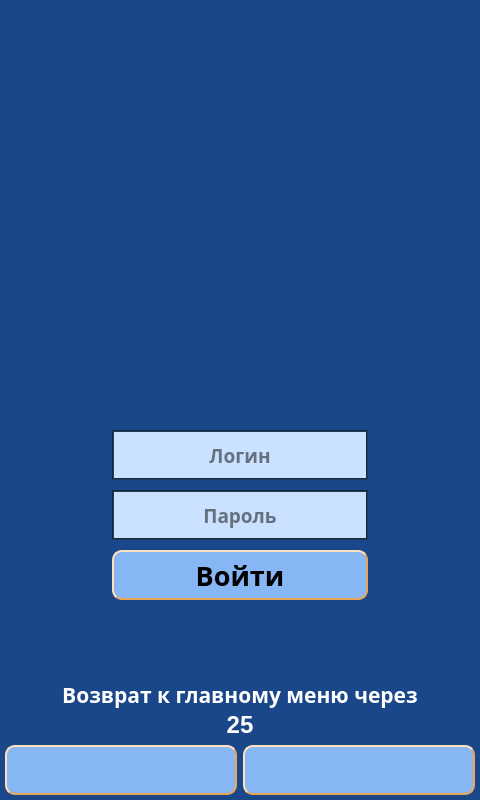
Qt form client/GUI/ui/screen_3_authorization.ui (komrade2801/AutoSklad) before a commit.
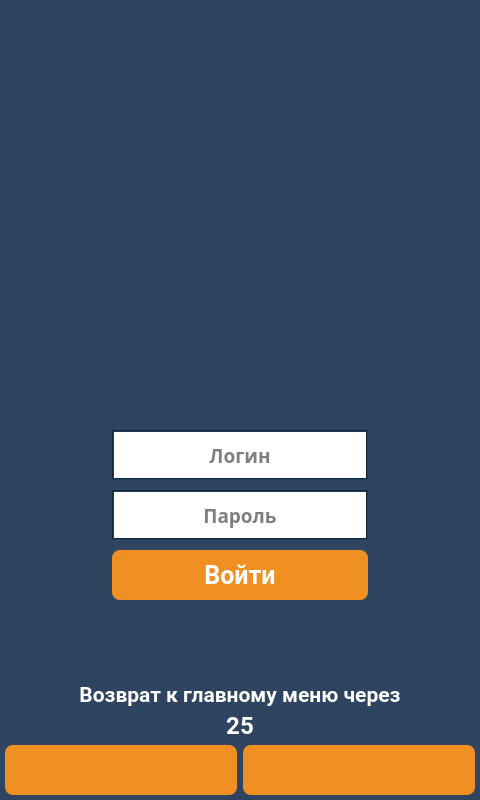
The same form after that commit. Icons and pictures are not drawn. Custom widgets are drawn as their Qt base class.

```diff
--- a/client/GUI/ui/screen_3_authorization.ui
+++ b/client/GUI/ui/screen_3_authorization.ui
@@ -15,33 +15,38 @@
   </property>
   <property name="styleSheet">
    <string notr="true">QWidget{
-	background-color: #1A4789;
+	background-color: #2e4461;
 }
 QLabel {
 	background: none;
 	color: #FFFFFF;
 	border-width: 0px;
 	border-radius: 0px;
+	font-family: &quot;Roboto&quot;, Sans-serif;
 }
 #background {
 	color: #FFFFFF;
-	background-color: #1A4789;
+	background-color: #2e4461;
 	border-width: 2px;
 	border-style: groove;
 	border-color: #ff9923;
 	border-radius: 0px;
+	font-family: &quot;Roboto&quot;, Sans-serif;
 }
 QPushButton {
-	color: #000000;
-	background-color: #86B7F4;
-	border-width: 2px;
+	color: #FFFFFF;
+	background-color: #f09022;
+	border-width: 0px;
 	border-style: outset;
 	border-color: #EAA657;
-	border-radius: 10px;
+	border-radius: 8px;
+	font-weight: 600;
+    font-size: 25px;
+	font-family: &quot;Roboto&quot;, Sans-serif;
 }
 QLineEdit {
 	color: #000000;
-	background-color: #CAE2FF;
+	background-color: #FFFFFF;
 	border-width: 2px;
 	border-style: groove;
 	border-color: #15293D;
@@ -357,6 +362,7 @@
    </property>
    <property name="font">
     <font>
+     <family>Roboto</family>
      <pointsize>18</pointsize>
      <weight>75</weight>
      <bold>true</bold>
@@ -408,63 +414,63 @@
       <colorrole role="WindowText">
        <brush brushstyle="SolidPattern">
         <color alpha="255">
-         <red>0</red>
-         <green>0</green>
-         <blue>0</blue>
+         <red>255</red>
+         <green>255</green>
+         <blue>255</blue>
         </color>
        </brush>
       </colorrole>
       <colorrole role="Button">
        <brush brushstyle="SolidPattern">
         <color alpha="255">
-         <red>134</red>
-         <green>183</green>
-         <blue>244</blue>
+         <red>240</red>
+         <green>144</green>
+         <blue>34</blue>
         </color>
        </brush>
       </colorrole>
       <colorrole role="Text">
        <brush brushstyle="SolidPattern">
         <color alpha="255">
-         <red>0</red>
-         <green>0</green>
-         <blue>0</blue>
+         <red>255</red>
+         <green>255</green>
+         <blue>255</blue>
         </color>
        </brush>
       </colorrole>
       <colorrole role="ButtonText">
        <brush brushstyle="SolidPattern">
         <color alpha="255">
-         <red>0</red>
-         <green>0</green>
-         <blue>0</blue>
+         <red>255</red>
+         <green>255</green>
+         <blue>255</blue>
         </color>
        </brush>
       </colorrole>
       <colorrole role="Base">
        <brush brushstyle="SolidPattern">
         <color alpha="255">
-         <red>134</red>
-         <green>183</green>
-         <blue>244</blue>
+         <red>240</red>
+         <green>144</green>
+         <blue>34</blue>
         </color>
        </brush>
       </colorrole>
       <colorrole role="Window">
        <brush brushstyle="SolidPattern">
         <color alpha="255">
-         <red>134</red>
-         <green>183</green>
-         <blue>244</blue>
+         <red>240</red>
+         <green>144</green>
+         <blue>34</blue>
         </color>
        </brush>
       </colorrole>
       <colorrole role="PlaceholderText">
        <brush brushstyle="NoBrush">
         <color alpha="128">
-         <red>0</red>
-         <green>0</green>
-         <blue>0</blue>
+         <red>255</red>
+         <green>255</green>
+         <blue>255</blue>
         </color>
        </brush>
       </colorrole>
@@ -473,63 +479,63 @@
       <colorrole role="WindowText">
        <brush brushstyle="SolidPattern">
         <color alpha="255">
-         <red>0</red>
-         <green>0</green>
-         <blue>0</blue>
+         <red>255</red>
+         <green>255</green>
+         <blue>255</blue>
         </color>
        </brush>
       </colorrole>
       <colorrole role="Button">
        <brush brushstyle="SolidPattern">
         <color alpha="255">
-         <red>134</red>
-         <green>183</green>
-         <blue>244</blue>
+         <red>240</red>
+         <green>144</green>
+         <blue>34</blue>
         </color>
        </brush>
       </colorrole>
       <colorrole role="Text">
        <brush brushstyle="SolidPattern">
         <color alpha="255">
-         <red>0</red>
-         <green>0</green>
-         <blue>0</blue>
+         <red>255</red>
+         <green>255</green>
+         <blue>255</blue>
         </color>
        </brush>
       </colorrole>
       <colorrole role="ButtonText">
        <brush brushstyle="SolidPattern">
         <color alpha="255">
-         <red>0</red>
-         <green>0</green>
-         <blue>0</blue>
+         <red>255</red>
+         <green>255</green>
+         <blue>255</blue>
         </color>
        </brush>
       </colorrole>
       <colorrole role="Base">
        <brush brushstyle="SolidPattern">
         <color alpha="255">
-         <red>134</red>
-         <green>183</green>
-         <blue>244</blue>
+         <red>240</red>
+         <green>144</green>
+         <blue>34</blue>
         </color>
        </brush>
       </colorrole>
       <colorrole role="Window">
        <brush brushstyle="SolidPattern">
         <color alpha="255">
-         <red>134</red>
-         <green>183</green>
-         <blue>244</blue>
+         <red>240</red>
+         <green>144</green>
+         <blue>34</blue>
         </color>
        </brush>
       </colorrole>
       <colorrole role="PlaceholderText">
        <brush brushstyle="NoBrush">
         <color alpha="128">
-         <red>0</red>
-         <green>0</green>
-         <blue>0</blue>
+         <red>255</red>
+         <green>255</green>
+         <blue>255</blue>
         </color>
        </brush>
       </colorrole>
@@ -538,63 +544,63 @@
       <colorrole role="WindowText">
        <brush brushstyle="SolidPattern">
         <color alpha="255">
-         <red>0</red>
-         <green>0</green>
-         <blue>0</blue>
+         <red>255</red>
+         <green>255</green>
+         <blue>255</blue>
         </color>
        </brush>
       </colorrole>
       <colorrole role="Button">
        <brush brushstyle="SolidPattern">
         <color alpha="255">
-         <red>134</red>
-         <green>183</green>
-         <blue>244</blue>
+         <red>240</red>
+         <green>144</green>
+         <blue>34</blue>
         </color>
        </brush>
       </colorrole>
       <colorrole role="Text">
        <brush brushstyle="SolidPattern">
         <color alpha="255">
-         <red>0</red>
-         <green>0</green>
-         <blue>0</blue>
+         <red>255</red>
+         <green>255</green>
+         <blue>255</blue>
         </color>
        </brush>
       </colorrole>
       <colorrole role="ButtonText">
        <brush brushstyle="SolidPattern">
         <color alpha="255">
-         <red>0</red>
-         <green>0</green>
-         <blue>0</blue>
+         <red>255</red>
+         <green>255</green>
+         <blue>255</blue>
         </color>
        </brush>
       </colorrole>
       <colorrole role="Base">
        <brush brushstyle="SolidPattern">
         <color alpha="255">
-         <red>134</red>
-         <green>183</green>
-         <blue>244</blue>
+         <red>240</red>
+         <green>144</green>
+         <blue>34</blue>
         </color>
        </brush>
       </colorrole>
       <colorrole role="Window">
        <brush brushstyle="SolidPattern">
         <color alpha="255">
-         <red>134</red>
-         <green>183</green>
-         <blue>244</blue>
+         <red>240</red>
+         <green>144</green>
+         <blue>34</blue>
         </color>
        </brush>
       </colorrole>
       <colorrole role="PlaceholderText">
        <brush brushstyle="NoBrush">
         <color alpha="128">
-         <red>0</red>
-         <green>0</green>
-         <blue>0</blue>
+         <red>255</red>
+         <green>255</green>
+         <blue>255</blue>
         </color>
        </brush>
       </colorrole>
@@ -603,8 +609,8 @@
    </property>
    <property name="font">
     <font>
-     <family>Arial Black</family>
-     <pointsize>20</pointsize>
+     <family>Roboto</family>
+     <pointsize>-1</pointsize>
      <weight>75</weight>
      <bold>true</bold>
     </font>
@@ -634,63 +640,63 @@
       <colorrole role="WindowText">
        <brush brushstyle="SolidPattern">
         <color alpha="255">
-         <red>0</red>
-         <green>0</green>
-         <blue>0</blue>
+         <red>255</red>
+         <green>255</green>
+         <blue>255</blue>
         </color>
        </brush>
       </colorrole>
       <colorrole role="Button">
        <brush brushstyle="SolidPattern">
         <color alpha="255">
-         <red>134</red>
-         <green>183</green>
-         <blue>244</blue>
+         <red>240</red>
+         <green>144</green>
+         <blue>34</blue>
         </color>
        </brush>
       </colorrole>
       <colorrole role="Text">
        <brush brushstyle="SolidPattern">
         <color alpha="255">
-         <red>0</red>
-         <green>0</green>
-         <blue>0</blue>
+         <red>255</red>
+         <green>255</green>
+         <blue>255</blue>
         </color>
        </brush>
       </colorrole>
       <colorrole role="ButtonText">
        <brush brushstyle="SolidPattern">
         <color alpha="255">
-         <red>0</red>
-         <green>0</green>
-         <blue>0</blue>
+         <red>255</red>
+         <green>255</green>
+         <blue>255</blue>
         </color>
        </brush>
       </colorrole>
       <colorrole role="Base">
        <brush brushstyle="SolidPattern">
         <color alpha="255">
-         <red>134</red>
-         <green>183</green>
-         <blue>244</blue>
+         <red>240</red>
+         <green>144</green>
+         <blue>34</blue>
         </color>
        </brush>
       </colorrole>
       <colorrole role="Window">
        <brush brushstyle="SolidPattern">
         <color alpha="255">
-         <red>134</red>
-         <green>183</green>
-         <blue>244</blue>
+         <red>240</red>
+         <green>144</green>
+         <blue>34</blue>
         </color>
        </brush>
       </colorrole>
       <colorrole role="PlaceholderText">
        <brush brushstyle="NoBrush">
         <color alpha="128">
-         <red>0</red>
-         <green>0</green>
-         <blue>0</blue>
+         <red>255</red>
+         <green>255</green>
+         <blue>255</blue>
         </color>
        </brush>
       </colorrole>
@@ -699,63 +705,63 @@
       <colorrole role="WindowText">
        <brush brushstyle="SolidPattern">
         <color alpha="255">
-         <red>0</red>
-         <green>0</green>
-         <blue>0</blue>
+         <red>255</red>
+         <green>255</green>
+         <blue>255</blue>
         </color>
        </brush>
       </colorrole>
       <colorrole role="Button">
        <brush brushstyle="SolidPattern">
         <color alpha="255">
-         <red>134</red>
-         <green>183</green>
-         <blue>244</blue>
+         <red>240</red>
+         <green>144</green>
+         <blue>34</blue>
         </color>
        </brush>
       </colorrole>
       <colorrole role="Text">
        <brush brushstyle="SolidPattern">
         <color alpha="255">
-         <red>0</red>
-         <green>0</green>
-         <blue>0</blue>
+         <red>255</red>
+         <green>255</green>
+         <blue>255</blue>
         </color>
        </brush>
       </colorrole>
       <colorrole role="ButtonText">
        <brush brushstyle="SolidPattern">
         <color alpha="255">
-         <red>0</red>
-         <green>0</green>
-         <blue>0</blue>
+         <red>255</red>
+         <green>255</green>
+         <blue>255</blue>
         </color>
        </brush>
       </colorrole>
       <colorrole role="Base">
        <brush brushstyle="SolidPattern">
         <color alpha="255">
-         <red>134</red>
-         <green>183</green>
-         <blue>244</blue>
+         <red>240</red>
+         <green>144</green>
+         <blue>34</blue>
         </color>
        </brush>
       </colorrole>
       <colorrole role="Window">
        <brush brushstyle="SolidPattern">
         <color alpha="255">
-         <red>134</red>
-         <green>183</green>
-         <blue>244</blue>
+         <red>240</red>
+         <green>144</green>
+         <blue>34</blue>
         </color>
        </brush>
       </colorrole>
       <colorrole role="PlaceholderText">
        <brush brushstyle="NoBrush">
         <color alpha="128">
-         <red>0</red>
-         <green>0</green>
-         <blue>0</blue>
+         <red>255</red>
+         <green>255</green>
+         <blue>255</blue>
         </color>
        </brush>
       </colorrole>
@@ -764,63 +770,63 @@
       <colorrole role="WindowText">
        <brush brushstyle="SolidPattern">
         <color alpha="255">
-         <red>0</red>
-         <green>0</green>
-         <blue>0</blue>
+         <red>255</red>
+         <green>255</green>
+         <blue>255</blue>
         </color>
        </brush>
       </colorrole>
       <colorrole role="Button">
        <brush brushstyle="SolidPattern">
         <color alpha="255">
-         <red>134</red>
-         <green>183</green>
-         <blue>244</blue>
+         <red>240</red>
+         <green>144</green>
+         <blue>34</blue>
         </color>
        </brush>
       </colorrole>
       <colorrole role="Text">
        <brush brushstyle="SolidPattern">
         <color alpha="255">
-         <red>0</red>
-         <green>0</green>
-         <blue>0</blue>
+         <red>255</red>
+         <green>255</green>
+         <blue>255</blue>
         </color>
        </brush>
       </colorrole>
       <colorrole role="ButtonText">
        <brush brushstyle="SolidPattern">
         <color alpha="255">
-         <red>0</red>
-         <green>0</green>
-         <blue>0</blue>
+         <red>255</red>
+         <green>255</green>
+         <blue>255</blue>
         </color>
        </brush>
       </colorrole>
       <colorrole role="Base">
        <brush brushstyle="SolidPattern">
         <color alpha="255">
-         <red>134</red>
-         <green>183</green>
-         <blue>244</blue>
+         <red>240</red>
+         <green>144</green>
+         <blue>34</blue>
         </color>
        </brush>
       </colorrole>
       <colorrole role="Window">
        <brush brushstyle="SolidPattern">
         <color alpha="255">
-         <red>134</red>
-         <green>183</green>
-         <blue>244</blue>
+         <red>240</red>
+         <green>144</green>
+         <blue>34</blue>
         </color>
        </brush>
       </colorrole>
       <colorrole role="PlaceholderText">
        <brush brushstyle="NoBrush">
         <color alpha="128">
-         <red>0</red>
-         <green>0</green>
-         <blue>0</blue>
+         <red>255</red>
+         <green>255</green>
+         <blue>255</blue>
         </color>
        </brush>
       </colorrole>
@@ -829,7 +835,8 @@
    </property>
    <property name="font">
     <font>
-     <pointsize>20</pointsize>
+     <family>Roboto</family>
+     <pointsize>-1</pointsize>
      <weight>75</weight>
      <bold>true</bold>
     </font>
@@ -857,10 +864,10 @@
   <widget class="QLabel" name="lbl_info_ico">
    <property name="geometry">
     <rect>
-     <x>73</x>
-     <y>50</y>
-     <width>333</width>
-     <height>342</height>
+     <x>69</x>
+     <y>70</y>
+     <width>341</width>
+     <height>79</height>
     </rect>
    </property>
    <property name="sizePolicy">
@@ -897,63 +904,63 @@
       <colorrole role="WindowText">
        <brush brushstyle="SolidPattern">
         <color alpha="255">
-         <red>0</red>
-         <green>0</green>
-         <blue>0</blue>
+         <red>255</red>
+         <green>255</green>
+         <blue>255</blue>
         </color>
        </brush>
       </colorrole>
       <colorrole role="Button">
        <brush brushstyle="SolidPattern">
         <color alpha="255">
-         <red>134</red>
-         <green>183</green>
-         <blue>244</blue>
+         <red>240</red>
+         <green>144</green>
+         <blue>34</blue>
         </color>
        </brush>
       </colorrole>
       <colorrole role="Text">
        <brush brushstyle="SolidPattern">
         <color alpha="255">
-         <red>0</red>
-         <green>0</green>
-         <blue>0</blue>
+         <red>255</red>
+         <green>255</green>
+         <blue>255</blue>
         </color>
        </brush>
       </colorrole>
       <colorrole role="ButtonText">
        <brush brushstyle="SolidPattern">
         <color alpha="255">
-         <red>0</red>
-         <green>0</green>
-         <blue>0</blue>
+         <red>255</red>
+         <green>255</green>
+         <blue>255</blue>
         </color>
        </brush>
       </colorrole>
       <colorrole role="Base">
        <brush brushstyle="SolidPattern">
         <color alpha="255">
-         <red>134</red>
-         <green>183</green>
-         <blue>244</blue>
+         <red>240</red>
+         <green>144</green>
+         <blue>34</blue>
         </color>
        </brush>
       </colorrole>
       <colorrole role="Window">
        <brush brushstyle="SolidPattern">
         <color alpha="255">
-         <red>134</red>
-         <green>183</green>
-         <blue>244</blue>
+         <red>240</red>
+         <green>144</green>
+         <blue>34</blue>
         </color>
        </brush>
       </colorrole>
       <colorrole role="PlaceholderText">
        <brush brushstyle="NoBrush">
         <color alpha="128">
-         <red>0</red>
-         <green>0</green>
-         <blue>0</blue>
+         <red>255</red>
+         <green>255</green>
+         <blue>255</blue>
         </color>
        </brush>
       </colorrole>
@@ -962,63 +969,63 @@
       <colorrole role="WindowText">
        <brush brushstyle="SolidPattern">
         <color alpha="255">
-         <red>0</red>
-         <green>0</green>
-         <blue>0</blue>
+         <red>255</red>
+         <green>255</green>
+         <blue>255</blue>
         </color>
        </brush>
       </colorrole>
       <colorrole role="Button">
        <brush brushstyle="SolidPattern">
         <color alpha="255">
-         <red>134</red>
-         <green>183</green>
-         <blue>244</blue>
+         <red>240</red>
+         <green>144</green>
+         <blue>34</blue>
         </color>
        </brush>
       </colorrole>
       <colorrole role="Text">
        <brush brushstyle="SolidPattern">
         <color alpha="255">
-         <red>0</red>
-         <green>0</green>
-         <blue>0</blue>
+         <red>255</red>
+         <green>255</green>
+         <blue>255</blue>
         </color>
        </brush>
       </colorrole>
       <colorrole role="ButtonText">
        <brush brushstyle="SolidPattern">
         <color alpha="255">
-         <red>0</red>
-         <green>0</green>
-         <blue>0</blue>
+         <red>255</red>
+         <green>255</green>
+         <blue>255</blue>
         </color>
        </brush>
       </colorrole>
       <colorrole role="Base">
        <brush brushstyle="SolidPattern">
         <color alpha="255">
-         <red>134</red>
-         <green>183</green>
-         <blue>244</blue>
+         <red>240</red>
+         <green>144</green>
+         <blue>34</blue>
         </color>
        </brush>
       </colorrole>
       <colorrole role="Window">
        <brush brushstyle="SolidPattern">
         <color alpha="255">
-         <red>134</red>
-         <green>183</green>
-         <blue>244</blue>
+         <red>240</red>
+         <green>144</green>
+         <blue>34</blue>
         </color>
        </brush>
       </colorrole>
       <colorrole role="PlaceholderText">
        <brush brushstyle="NoBrush">
         <color alpha="128">
-         <red>0</red>
-         <green>0</green>
-         <blue>0</blue>
+         <red>255</red>
+         <green>255</green>
+         <blue>255</blue>
         </color>
        </brush>
       </colorrole>
@@ -1027,63 +1034,63 @@
       <colorrole role="WindowText">
        <brush brushstyle="SolidPattern">
         <color alpha="255">
-         <red>0</red>
-         <green>0</green>
-         <blue>0</blue>
+         <red>255</red>
+         <green>255</green>
+         <blue>255</blue>
         </color>
        </brush>
       </colorrole>
       <colorrole role="Button">
        <brush brushstyle="SolidPattern">
         <color alpha="255">
-         <red>134</red>
-         <green>183</green>
-         <blue>244</blue>
+         <red>240</red>
+         <green>144</green>
+         <blue>34</blue>
         </color>
        </brush>
       </colorrole>
       <colorrole role="Text">
        <brush brushstyle="SolidPattern">
         <color alpha="255">
-         <red>0</red>
-         <green>0</green>
-         <blue>0</blue>
+         <red>255</red>
+         <green>255</green>
+         <blue>255</blue>
         </color>
        </brush>
       </colorrole>
       <colorrole role="ButtonText">
        <brush brushstyle="SolidPattern">
         <color alpha="255">
-         <red>0</red>
-         <green>0</green>
-         <blue>0</blue>
+         <red>255</red>
+         <green>255</green>
+         <blue>255</blue>
         </color>
        </brush>
       </colorrole>
       <colorrole role="Base">
        <brush brushstyle="SolidPattern">
         <color alpha="255">
-         <red>134</red>
-         <green>183</green>
-         <blue>244</blue>
+         <red>240</red>
+         <green>144</green>
+         <blue>34</blue>
         </color>
        </brush>
       </colorrole>
       <colorrole role="Window">
        <brush brushstyle="SolidPattern">
         <color alpha="255">
-         <red>134</red>
-         <green>183</green>
-         <blue>244</blue>
+         <red>240</red>
+         <green>144</green>
+         <blue>34</blue>
         </color>
        </brush>
       </colorrole>
       <colorrole role="PlaceholderText">
        <brush brushstyle="NoBrush">
         <color alpha="128">
-         <red>0</red>
-         <green>0</green>
-         <blue>0</blue>
+         <red>255</red>
+         <green>255</green>
+         <blue>255</blue>
         </color>
        </brush>
       </colorrole>
@@ -1092,7 +1099,8 @@
    </property>
    <property name="font">
     <font>
-     <pointsize>20</pointsize>
+     <family>Roboto</family>
+     <pointsize>-1</pointsize>
      <weight>75</weight>
      <bold>true</bold>
     </font>
@@ -1426,7 +1434,7 @@
    </property>
    <property name="font">
     <font>
-     <family>Dubai</family>
+     <family>Roboto</family>
      <pointsize>16</pointsize>
      <weight>75</weight>
      <bold>true</bold>
```
Left out of the diff: 4 changed lines with no effect on the pictures.
